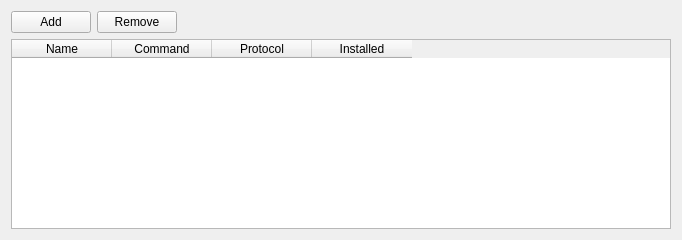
This is src/enginesettings.ui in KDE/knights as Qt 5 draws it before an edit. The edited form follows.
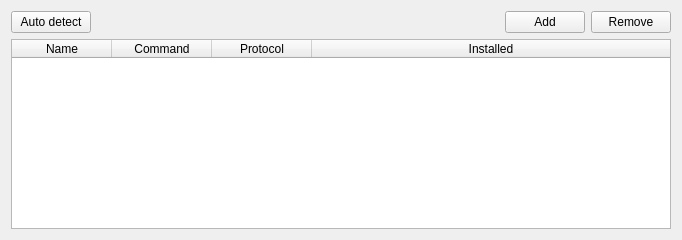
This is the edited form.

Commit message: Implemented the auto-detection of the installed open-source chess engines.

What changed in the file:
```diff
--- a/src/enginesettings.ui
+++ b/src/enginesettings.ui
@@ -14,16 +14,9 @@
    <item>
     <layout class="QHBoxLayout" name="horizontalLayout">
      <item>
-      <widget class="QPushButton" name="addButton">
+      <widget class="QPushButton" name="autoDetectButton">
        <property name="text">
-        <string>Add</string>
-       </property>
-      </widget>
-     </item>
-     <item>
-      <widget class="QPushButton" name="removeButton">
-       <property name="text">
-        <string>Remove</string>
+        <string>Auto detect</string>
        </property>
       </widget>
      </item>
@@ -40,6 +33,20 @@
        </property>
       </spacer>
      </item>
+     <item>
+      <widget class="QPushButton" name="addButton">
+       <property name="text">
+        <string>Add</string>
+       </property>
+      </widget>
+     </item>
+     <item>
+      <widget class="QPushButton" name="removeButton">
+       <property name="text">
+        <string>Remove</string>
+       </property>
+      </widget>
+     </item>
     </layout>
    </item>
    <item>
@@ -56,6 +63,9 @@
      <property name="columnCount">
       <number>4</number>
      </property>
+     <attribute name="horizontalHeaderStretchLastSection">
+      <bool>true</bool>
+     </attribute>
      <column>
       <property name="text">
        <string>Name</string>
```
The commit also changes 3 other files.
